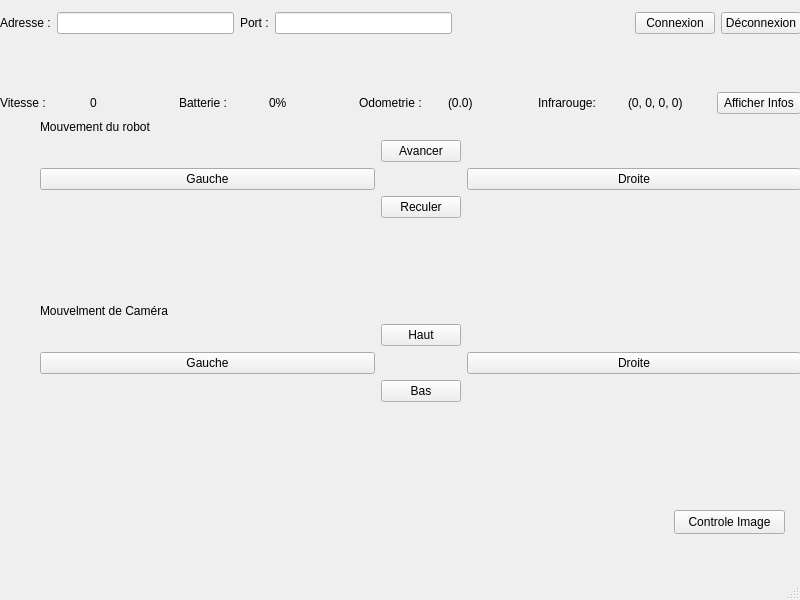
The window that wifiBot/mainwindow.ui (Pascaline-G/Projet_Wifibot) describes before a commit, drawn with Qt 5.
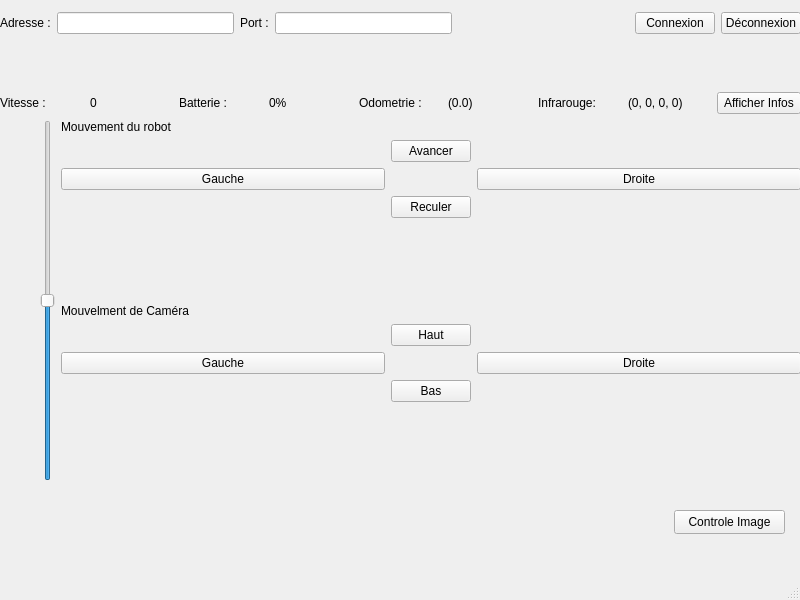
The same window after the commit.

Commit message:
Gestion de la vitesse
Ajout gestion de la vitesse

```diff
--- a/wifiBot/mainwindow.ui
+++ b/wifiBot/mainwindow.ui
@@ -179,6 +179,25 @@
          </property>
         </spacer>
        </item>
+       <item>
+        <widget class="QSlider" name="SliderVitesse">
+         <property name="minimum">
+          <number>0</number>
+         </property>
+         <property name="maximum">
+          <number>240</number>
+         </property>
+         <property name="value">
+          <number>120</number>
+         </property>
+         <property name="sliderPosition">
+          <number>120</number>
+         </property>
+         <property name="orientation">
+          <enum>Qt::Vertical</enum>
+         </property>
+        </widget>
+       </item>
        <item>
         <layout class="QVBoxLayout" name="verticalLayout_3">
          <item>
```
The commit also changes 5 other files.
